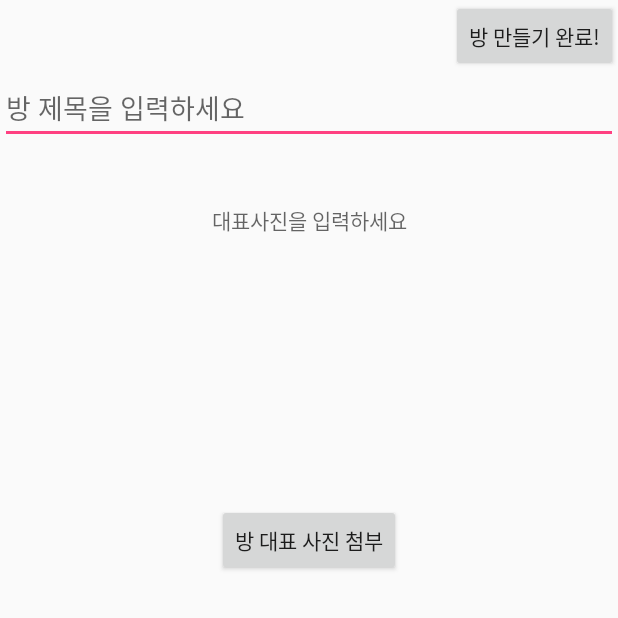
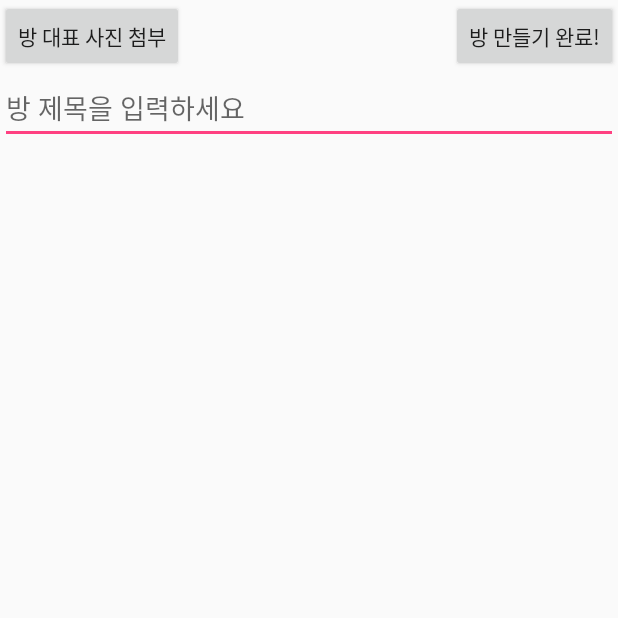
Before and after one commit to ChoeJaeyoung/Lovss-android-app-Project, an Android app: the upload_Activity screen opened directly, with no data from a screen before it, after a tap on "방 만들기 완료!", on a phone screen of 412 x 824 dp, the top half of it. Run offline under Robolectric (Android 15) with nearby library versions, the phone set to English and light mode, and no system bars; our stand-ins replace ButterKnife; libraries missing offline, so code that uses them is left out: com.gun0912.tedpermission; pictures from the network do not load; 2 statements that could not run were skipped.

Commit message:
***styles 추가   <style name="style_dialog">         <item name="android:windowFrame">@null</item>         <item name="android:windowIsFloating">true</item>         <item name="android:windowIsTranslucent">true</item>         <item name="android:windowNoTitle">true</item>         <item name="android:background">@android:color/transparent</item>         <item name="android:windowBackground">@android:color/transparent</item>         <item name="android:backgroundDimEnabled">true</item>     </style>
***layout 수정
<activity_upload>레이아웃 수정
<dialog>layout 추가
<chooseDialog> 액티비티 추가

***drawble 추가

multiply_insert.png
make_room.png
corners_bg.xml
cancell.png
corners_bg.xml 추가

***home activity에
dialog 기능 추가.

```diff
--- a/app/src/main/java/kr/co/ezenac/cjy/teamproject/retrofit/RetrofitRequest.java
+++ b/app/src/main/java/kr/co/ezenac/cjy/teamproject/retrofit/RetrofitRequest.java
@@ -37,5 +37,5 @@ public interface RetrofitRequest {
 
     @Multipart
     @POST("insertRoom")
-    Call<Void> makeRoom(@Part MultipartBody.Part photo, @Part("name") RequestBody name);
+    Call<Room> makeRoom(@Part MultipartBody.Part photo, @Part("name") RequestBody name);
 }
--- a/app/src/main/java/kr/co/ezenac/cjy/teamproject/upload_Activity.java
+++ b/app/src/main/java/kr/co/ezenac/cjy/teamproject/upload_Activity.java
@@ -1,7 +1,9 @@
 package kr.co.ezenac.cjy.teamproject;
 
 import android.Manifest;
+import android.content.DialogInterface;
 import android.content.Intent;
+import android.support.v7.app.AlertDialog;
 import android.support.v7.app.AppCompatActivity;
 import android.os.Bundle;
 import android.util.Log;
@@ -20,6 +22,7 @@ import java.util.ArrayList;
 import butterknife.BindView;
 import butterknife.ButterKnife;
 import butterknife.OnClick;
+import kr.co.ezenac.cjy.teamproject.model.Room;
 import kr.co.ezenac.cjy.teamproject.retrofit.RetrofitService;
 import kr.co.ezenac.cjy.teamproject.util.RealPathUtil;
 import okhttp3.MediaType;
@@ -59,25 +62,55 @@ public class upload_Activity extends AppCompatActivity {
                 RequestBody.create(MediaType.parse("text/plain"),
                         name);
 
-        Call<Void> obserV = RetrofitService.getInstance().getRetrofitRequest().makeRoom(filePart, nameBody);
-        obserV.enqueue(new Callback<Void>() {
+        Call<Room> obserV = RetrofitService.getInstance().getRetrofitRequest().makeRoom(filePart, nameBody);
+        obserV.enqueue(new Callback<Room>() {
             @Override
-            public void onResponse(Call<Void> call, Response<Void> response) {
+            public void onResponse(Call<Room> call, Response<Room> response) {
                 if (response.isSuccessful()) {
                     Log.d("bjh", "suc");
-                    //finish();
+
+                    Room room = response.body();
+
+                    Log.d("bjh", "re:" + room.getId());
+
+                    if(room.getId()==1) {
+                        AlertDialog.Builder alertDialog = new AlertDialog.Builder(upload_Activity.this);
+                        alertDialog.setTitle("경고");
+                        alertDialog.setMessage("이미 동일한 방이 존재합니다.");
+                        alertDialog.setPositiveButton("확인", new DialogInterface.OnClickListener() {
+
+
+                            @Override
+                            public void onClick(DialogInterface dialog, int which) {
+                            }
+                        });
+
+                        alertDialog.show();
+                    } else {
+                        Intent intent = new Intent(upload_Activity.this, RoomActivity.class);
+                        intent.putExtra("room_id", room.getId());
+                        intent.putExtra("room_name", room.getName());
+                        intent.putExtra("room_img", room.getRoom_img());
+
+                        startActivity(intent);
+
+                    }
                 } else {
                     Log.d("bjh", "fail");
                 }
             }
 
             @Override
-            public void onFailure(Call<Void> call, Throwable t) {
+            public void onFailure(Call<Room> call, Throwable t) {
                 t.printStackTrace();
             }
         });
 
     }
+
+
+
+
 
     @OnClick(R.id.btn_titleImg)
     public void onClickBtnTitleImg(View view) {
@@ -108,7 +141,7 @@ public class upload_Activity extends AppCompatActivity {
     protected void onActivityResult(int requestCode, int resultCode, Intent data) {
         super.onActivityResult(requestCode, resultCode, data);
 
-        Glide.with(upload_Activity.this).load(data.getData()).into(img_add);
+        Glide.with(upload_Activity.this).load(data.getData()).centerCrop().into(img_add);
         //String room_Img = img_add.getDrawable().toString();
 
         if (resultCode == RESULT_OK) {
--- a/app/src/main/res/layout/activity_upload.xml
+++ b/app/src/main/res/layout/activity_upload.xml
@@ -7,6 +7,13 @@
     android:orientation="vertical"
     tools:context="kr.co.ezenac.cjy.teamproject.upload_Activity">
 
+
+    <Button
+        android:id="@+id/btn_titleImg"
+        android:layout_width="wrap_content"
+        android:layout_height="wrap_content"
+        android:text="방 대표 사진 첨부"
+        android:layout_gravity="center_horizontal"/>
 
 
     <Button
@@ -34,24 +41,11 @@
         android:id="@+id/img_add"
         android:layout_marginTop="20dp"
         android:layout_gravity="center"
-        android:layout_width="wrap_content"
-        android:layout_height="wrap_content"
+        android:layout_width="100dp"
+        android:layout_height="100dp"
+        />
 
-        />
-    <TextView
-        android:layout_marginTop="20dp"
-        android:layout_gravity="center_horizontal"
-        android:layout_width="200dp"
-        android:layout_height="200dp"
-        android:hint="대표사진을 입력하세요"
-        android:textAlignment="center"
-        />
-        <Button
-            android:id="@+id/btn_titleImg"
-            android:layout_width="wrap_content"
-            android:layout_height="wrap_content"
-            android:text="방 대표 사진 첨부"
-            android:layout_gravity="center_horizontal"/>
+
 
     </LinearLayout>
 
```
Also changed, not shown: app/src/main/AndroidManifest.xml (+10 -6 lines), app/src/main/java/kr/co/ezenac/cjy/teamproject/HomeActivity.java (+33 -0 lines), app/src/main/res/values/styles.xml (+9 -0 lines).
